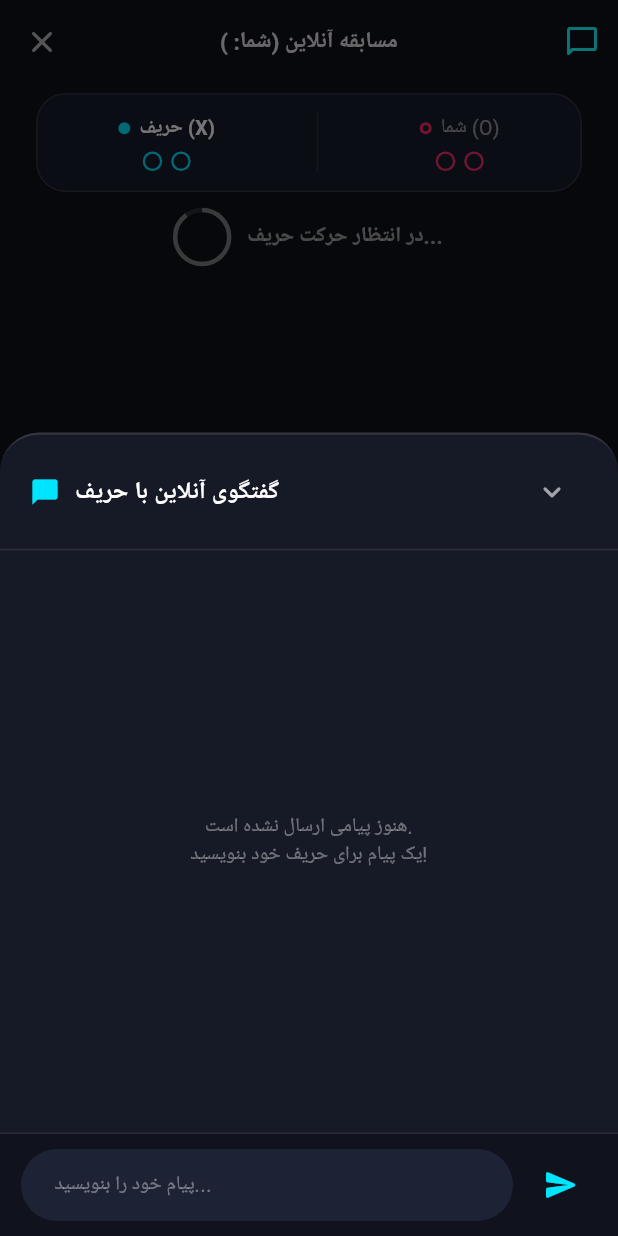
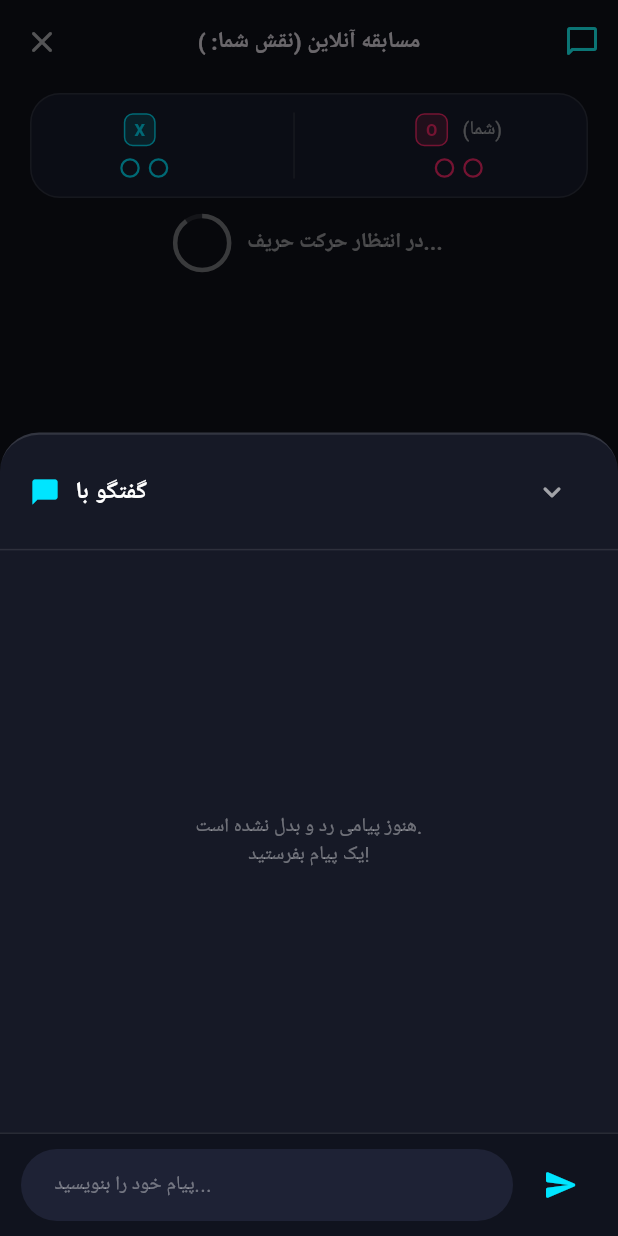
Before and after one commit to leoamirstar-cmd/AMIR, a Flutter app: the OnlineTicTacToeScreen screen opened directly with empty values, after a tap on the "chat bubble outline" icon, on a phone screen of 412 x 824 dp. Run offline on Flutter 3.47's test engine with Material 3 defaults, Android fonts, the phone set to English and light mode, and no system bars.

Commit message:
Refactor OnlineTicTacToeScreen for player names
Removed matchId from OnlineTicTacToeScreen and added myPlayerName and opponentName. Updated chat messages and UI elements to reflect player names.

```diff
--- a/lib/screens/online_tic_tac_toe_screen.dart
+++ b/lib/screens/online_tic_tac_toe_screen.dart
@@ -13,13 +13,15 @@ class ChatMessage {
 }
 
 class OnlineTicTacToeScreen extends StatefulWidget {
-  final String matchId;
   final String myRole; // 'X' or 'O'
+  final String myPlayerName;
+  final String opponentName;
 
   const OnlineTicTacToeScreen({
     super.key,
-    required this.matchId,
     required this.myRole,
+    required this.myPlayerName,
+    required this.opponentName,
   });
 
   @override
@@ -42,7 +44,6 @@ class _OnlineTicTacToeScreenState extends State<OnlineTicTacToeScreen>
   int remainingSeconds = maxTurnSeconds;
   Timer? _turnTimer;
 
-  // لیست تاریخچه چت دوطرفه
   final List<ChatMessage> _messages = [];
   String? recentFloatingMessage;
   Timer? _floatingMessageTimer;
@@ -140,7 +141,6 @@ class _OnlineTicTacToeScreenState extends State<OnlineTicTacToeScreen>
     _startTurnTimer();
   }
 
-  /// ارسال پیام آزاد متنی
   void _sendTextMessage(String text) {
     if (text.trim().isEmpty) return;
 
@@ -152,7 +152,7 @@ class _OnlineTicTacToeScreenState extends State<OnlineTicTacToeScreen>
 
     setState(() {
       _messages.add(newMsg);
-      recentFloatingMessage = 'شما: ${newMsg.text}';
+      recentFloatingMessage = '${widget.myPlayerName}: ${newMsg.text}';
     });
 
     _chatInputController.clear();
@@ -176,7 +176,6 @@ class _OnlineTicTacToeScreenState extends State<OnlineTicTacToeScreen>
     });
   }
 
-  /// باز کردن پنجره چت زنده با کیبورد کامل
   void _openLiveChatSheet() {
     showModalBottomSheet(
       context: context,
@@ -198,7 +197,6 @@ class _OnlineTicTacToeScreenState extends State<OnlineTicTacToeScreen>
                 ),
                 child: Column(
                   children: [
-                    // نوار بالای صفحه چت
                     Container(
                       padding: const EdgeInsets.symmetric(horizontal: 20, vertical: 14),
                       decoration: const BoxDecoration(
@@ -208,9 +206,9 @@ class _OnlineTicTacToeScreenState extends State<OnlineTicTacToeScreen>
                         children: [
                           const Icon(Icons.chat_bubble_rounded, color: Color(0xFF00E5FF), size: 20),
                           const SizedBox(width: 10),
-                          const Text(
-                            'گفتگوی آنلاین با حریف',
-                            style: TextStyle(color: Colors.white, fontWeight: FontWeight.bold, fontSize: 16),
+                          Text(
+                            'گفتگو با ${widget.opponentName}',
+                            style: const TextStyle(color: Colors.white, fontWeight: FontWeight.bold, fontSize: 16),
                           ),
                           const Spacer(),
                           IconButton(
@@ -220,13 +218,11 @@ class _OnlineTicTacToeScreenState extends State<OnlineTicTacToeScreen>
                         ],
                       ),
                     ),
-
-                    // لیست تاریخچه پیام‌ها
                     Expanded(
                       child: _messages.isEmpty
                           ? const Center(
                               child: Text(
-                                'هنوز پیامی ارسال نشده است.\nیک پیام برای حریف خود بنویسید!',
+                                'هنوز پیامی رد و بدل نشده است.\nیک پیام بفرستید!',
                                 textAlign: TextAlign.center,
                                 style: TextStyle(color: Colors.white38, fontSize: 13),
                               ),
@@ -258,8 +254,6 @@ class _OnlineTicTacToeScreenState extends State<OnlineTicTacToeScreen>
                               },
                             ),
                     ),
-
-                    // نوار تایپ و ارسال پیام آزاد با کیبورد
                     Container(
                       padding: const EdgeInsets.symmetric(horizontal: 14, vertical: 10),
                       decoration: const BoxDecoration(
@@ -325,7 +319,7 @@ class _OnlineTicTacToeScreenState extends State<OnlineTicTacToeScreen>
         ),
         title: Center(
           child: Text(
-            iWon ? 'شما برنده مسابقه شدید! 🏆' : 'حریف مسابقه را برد! 🥈',
+            iWon ? 'شما برنده مسابقه شدید! 🏆' : '${widget.opponentName} برنده شد! 🥈',
             textAlign: TextAlign.center,
             style: const TextStyle(color: Colors.white, fontWeight: FontWeight.bold, fontSize: 18),
           ),
@@ -370,7 +364,7 @@ class _OnlineTicTacToeScreenState extends State<OnlineTicTacToeScreen>
           onPressed: () => Navigator.pop(context),
         ),
         title: Text(
-          'مسابقه آنلاین (شما: ${widget.myRole})',
+          'مسابقه آنلاین (نقش شما: ${widget.myRole})',
           style: const TextStyle(fontWeight: FontWeight.bold, fontSize: 15),
         ),
         centerTitle: true,
@@ -431,12 +425,16 @@ class _OnlineTicTacToeScreenState extends State<OnlineTicTacToeScreen>
     );
   }
 
+  /// نوار امتیاز با نام واقعی دو بازیکن و رنگ آن‌ها
   Widget _buildScoreBoard() {
-    final isMyTurnX = widget.myRole == 'X';
+    final bool isMeX = widget.myRole == 'X';
+    final String xName = isMeX ? '${widget.myPlayerName} (شما)' : widget.opponentName;
+    final String oName = !isMeX ? '${widget.myPlayerName} (شما)' : widget.opponentName;
+
     return Padding(
-      padding: const EdgeInsets.symmetric(horizontal: 24),
+      padding: const EdgeInsets.symmetric(horizontal: 20),
       child: Container(
-        padding: const EdgeInsets.symmetric(vertical: 12, horizontal: 20),
+        padding: const EdgeInsets.symmetric(vertical: 12, horizontal: 16),
         decoration: BoxDecoration(
           color: const Color(0xFF191D2D),
           borderRadius: BorderRadius.circular(20),
@@ -445,41 +443,46 @@ class _OnlineTicTacToeScreenState extends State<OnlineTicTacToeScreen>
         child: Row(
           mainAxisAlignment: MainAxisAlignment.spaceAround,
           children: [
-            _buildPlayerScore(isMyTurnX ? 'شما (X)' : 'حریف (X)', xWins, const Color(0xFF00E5FF), game.currentTurn == Player.X),
-            Container(width: 1, height: 40, color: Colors.white10),
-            _buildPlayerScore(!isMyTurnX ? 'شما (O)' : 'حریف (O)', oWins, const Color(0xFFFF2A6D), game.currentTurn == Player.O),
+            // مشخصات بازیکن X (آبی)
+            _buildPlayerScore(xName, 'X', xWins, const Color(0xFF00E5FF), game.currentTurn == Player.X),
+            Container(width: 1, height: 44, color: Colors.white10),
+            // مشخصات بازیکن O (قرمز)
+            _buildPlayerScore(oName, 'O', oWins, const Color(0xFFFF2A6D), game.currentTurn == Player.O),
           ],
         ),
       ),
     );
   }
 
-  Widget _buildPlayerScore(String name, int wins, Color color, bool isActive) {
+  Widget _buildPlayerScore(String name, String role, int wins, Color color, bool isActive) {
     return Column(
       children: [
         Row(
           children: [
             Container(
-              width: 8,
-              height: 8,
+              padding: const EdgeInsets.symmetric(horizontal: 6, vertical: 2),
               decoration: BoxDecoration(
-                shape: BoxShape.circle,
-                color: isActive ? color : Colors.transparent,
-                border: Border.all(color: color, width: 2),
+                color: color.withOpacity(0.2),
+                borderRadius: BorderRadius.circular(6),
+                border: Border.all(color: color, width: 1),
+              ),
+              child: Text(
+                role,
+                style: TextStyle(color: color, fontWeight: FontWeight.bold, fontSize: 11),
               ),
             ),
             const SizedBox(width: 6),
             Text(
               name,
               style: TextStyle(
-                color: isActive ? Colors.white : Colors.white54,
+                color: isActive ? Colors.white : Colors.white60,
                 fontWeight: isActive ? FontWeight.bold : FontWeight.normal,
                 fontSize: 13,
               ),
             ),
           ],
         ),
-        const SizedBox(height: 6),
+        const SizedBox(height: 8),
         Row(
           mainAxisSize: MainAxisSize.min,
           children: List.generate(targetWins, (index) {
@@ -656,14 +659,14 @@ class _OnlineTicTacToeScreenState extends State<OnlineTicTacToeScreen>
             borderRadius: BorderRadius.circular(18),
             border: Border.all(color: Colors.cyanAccent.withOpacity(0.3)),
           ),
-          child: const Row(
+          child: Row(
             mainAxisAlignment: MainAxisAlignment.center,
             children: [
-              Icon(Icons.chat_bubble_outline_rounded, color: Colors.cyanAccent, size: 18),
-              SizedBox(width: 8),
+              const Icon(Icons.chat_bubble_outline_rounded, color: Colors.cyanAccent, size: 18),
+              const SizedBox(width: 8),
               Text(
-                'نوشتن پیام برای حریف...',
-                style: TextStyle(color: Colors.white70, fontSize: 13),
+                'گفتگو با ${widget.opponentName}...',
+                style: const TextStyle(color: Colors.white70, fontSize: 13),
               ),
             ],
           ),
```
